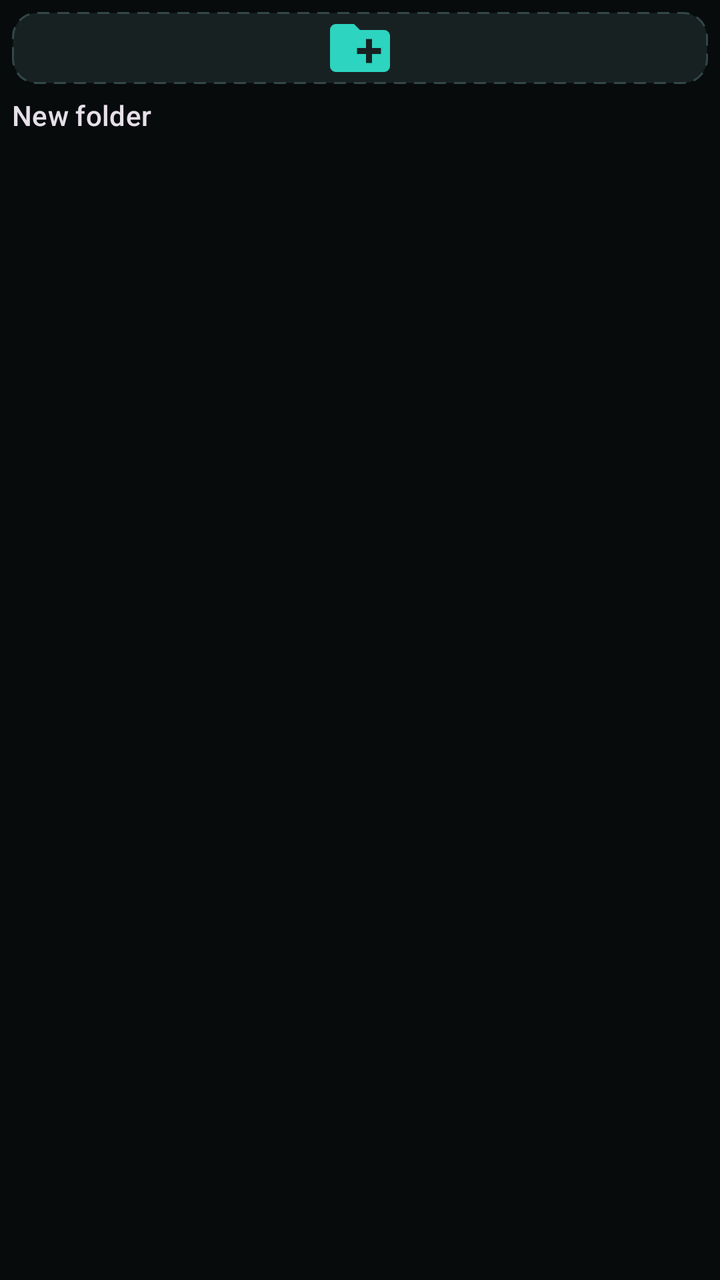
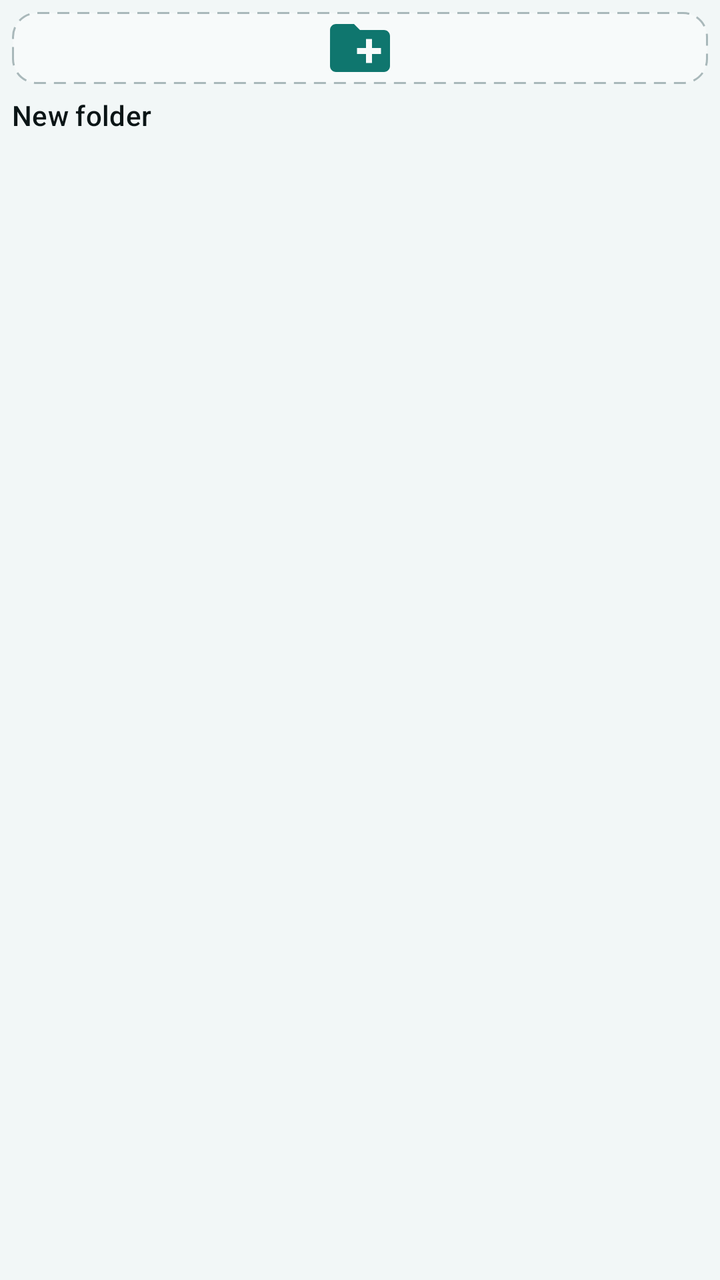

An Android layout rendered at two revisions. The XML below is the earlier revision; the diff shows what the commit changed to produce the second picture.
<!-- AndroidManifest.xml: application theme Theme.DocScanner -->
<!-- res/layout/item_new_folder.xml -->
<?xml version="1.0" encoding="utf-8"?>
<LinearLayout xmlns:android="http://schemas.android.com/apk/res/android"
    xmlns:app="http://schemas.android.com/apk/res-auto"
    android:layout_width="match_parent"
    android:layout_height="wrap_content"
    android:background="?attr/selectableItemBackgroundBorderless"
    android:contentDescription="@string/new_folder"
    android:orientation="vertical"
    android:padding="6dp">

    <FrameLayout
        android:id="@+id/box"
        android:layout_width="match_parent"
        android:layout_height="wrap_content"
        android:background="@drawable/bg_new_folder">

        <ImageView
            android:layout_width="36dp"
            android:layout_height="36dp"
            android:layout_gravity="center"
            android:importantForAccessibility="no"
            android:src="@drawable/ic_new_folder"
            app:tint="@color/accent" />
    </FrameLayout>

    <TextView
        android:layout_width="match_parent"
        android:layout_height="wrap_content"
        android:layout_marginTop="6dp"
        android:text="@string/new_folder"
        android:textAppearance="?attr/textAppearanceLabelLarge" />
</LinearLayout>
<!-- resources referenced by this layout -->
<resources>
  <color name="accent">#FF2DD4BF</color>
  <!-- drawable bg_new_folder (drawable) -->
  <?xml version="1.0" encoding="utf-8"?>
  <shape xmlns:android="http://schemas.android.com/apk/res/android"
      android:shape="rectangle">
      <solid android:color="@color/surface_high" />
      <stroke android:width="1dp" android:color="@color/outline" android:dashWidth="6dp" android:dashGap="4dp" />
      <corners android:radius="12dp" />
  </shape>
  <style name="Theme.DocScanner" parent="Theme.Material3.Dark.NoActionBar">
          <item name="colorPrimary">@color/accent</item>
          <item name="colorOnPrimary">@color/on_accent</item>
          <item name="colorPrimaryContainer">@color/accent_container</item>
          <item name="colorOnPrimaryContainer">@color/on_accent_container</item>
          <item name="colorSecondary">@color/accent</item>
          <item name="colorOnSecondary">@color/on_accent</item>
          <item name="colorSecondaryContainer">@color/accent_container</item>
          <item name="colorOnSecondaryContainer">@color/on_accent_container</item>
          <item name="colorTertiary">@color/accent_bright</item>
          <item name="colorOnTertiary">@color/on_accent</item>
          <item name="colorError">@color/error</item>
          <item name="colorOnError">@color/on_error</item>
  
          <item name="android:colorBackground">@color/background</item>
          <item name="colorOnBackground">@color/text_primary</item>
          <item name="colorSurface">@color/background</item>
          <item name="colorOnSurface">@color/text_primary</item>
          <item name="colorSurfaceVariant">@color/surface_highest</item>
          <item name="colorOnSurfaceVariant">@color/text_secondary</item>
          <item name="colorSurfaceContainerLowest">@color/surface_lowest</item>
          <item name="colorSurfaceContainerLow">@color/surface_low</item>
          <item name="colorSurfaceContainer">@color/surface</item>
          <item name="colorSurfaceContainerHigh">@color/surface_high</item>
          <item name="colorSurfaceContainerHighest">@color/surface_highest</item>
          <item name="colorSurfaceInverse">@color/text_primary</item>
          <item name="colorOnSurfaceInverse">@color/background</item>
          <item name="colorPrimaryInverse">@color/accent_container</item>
          <item name="colorOutline">@color/outline</item>
          <item name="colorOutlineVariant">@color/divider</item>
  
          <item name="android:windowBackground">@color/background</item>
          <item name="android:windowLightStatusBar">false</item>
          <item name="android:textColorHighlight">@color/accent_container</item>
  
          
          <item name="floatingActionButtonStyle">@style/Widget.DocScanner.Fab</item>
          <item name="extendedFloatingActionButtonStyle">@style/Widget.DocScanner.ExtendedFab</item>
          <item name="toolbarStyle">@style/Widget.DocScanner.Toolbar</item>
          <item name="bottomSheetDialogTheme">@style/ThemeOverlay.DocScanner.BottomSheet</item>
          <item name="snackbarStyle">@style/Widget.DocScanner.Snackbar</item>
          <item name="snackbarButtonStyle">@style/Widget.DocScanner.SnackbarButton</item>
          <item name="snackbarTextViewStyle">@style/Widget.DocScanner.SnackbarText</item>
      </style>
  <color name="surface_high">#FF182122</color>
  <color name="outline">#FF33474A</color>
  <color name="on_accent">#FF00201C</color>
  <color name="accent_container">#FF0C3A35</color>
  <color name="on_accent_container">#FF8FF3E4</color>
  <color name="accent_bright">#FF5EEAD4</color>
  <color name="error">#FFFF7A70</color>
  <color name="on_error">#FF2B0705</color>
  <color name="background">#FF080B0C</color>
  <color name="text_primary">#FFF2F7F7</color>
  <color name="surface_highest">#FF202B2C</color>
  <color name="text_secondary">#FF9BADAF</color>
  <color name="surface_lowest">#FF040606</color>
  <color name="surface_low">#FF0E1314</color>
  <color name="surface">#FF12191A</color>
  <color name="divider">#FF1A2425</color>
  <style name="Widget.DocScanner.Fab" parent="Widget.Material3.FloatingActionButton.Primary">
          <item name="backgroundTint">@color/accent</item>
          <item name="tint">@color/on_accent</item>
          <item name="rippleColor">@color/accent_bright</item>
      </style>
  <style name="Widget.DocScanner.ExtendedFab" parent="Widget.Material3.ExtendedFloatingActionButton.Icon.Primary">
          <item name="backgroundTint">@color/accent</item>
          <item name="android:textColor">@color/on_accent</item>
          <item name="iconTint">@color/on_accent</item>
          <item name="rippleColor">@color/accent_bright</item>
          <item name="shapeAppearanceOverlay">@style/ShapeAppearance.DocScanner.Circle</item>
      </style>
  <style name="Widget.DocScanner.Snackbar" parent="Widget.Material3.Snackbar">
          <item name="backgroundTint">@color/surface_highest</item>
          <item name="actionTextColorAlpha">1</item>
      </style>
  <style name="Widget.DocScanner.SnackbarButton" parent="Widget.Material3.Button.TextButton.Snackbar">
          <item name="android:textColor">@color/accent</item>
      </style>
  <style name="Widget.DocScanner.SnackbarText" parent="Widget.Material3.Snackbar.TextView">
          <item name="android:textColor">@color/text_primary</item>
      </style>
  <style name="ShapeAppearance.DocScanner.Circle" parent="">
          <item name="cornerFamily">rounded</item>
          <item name="cornerSize">50%</item>
      </style>
  <style name="TextAppearance.DocScanner.ToolbarTitle" parent="TextAppearance.Material3.TitleLarge">
          <item name="android:textStyle">bold</item>
          <item name="android:letterSpacing">-0.01</item>
      </style>
  <!-- unchanged entries left out for length: 4 -->
</resources>

<!-- the commit's change to res/layout/item_new_folder.xml (unified diff, before → after) -->
@@ -20,7 +20,7 @@
             android:layout_gravity="center"
             android:importantForAccessibility="no"
             android:src="@drawable/ic_new_folder"
-            app:tint="@color/accent" />
+            app:tint="?attr/colorPrimary" />
     </FrameLayout>
 
     <TextView
<!-- resource entries referenced after the edit -->
@@ -1,48 +1,65 @@
 <!-- resources referenced by this layout -->
 <resources>
-  <color name="accent">#FF2DD4BF</color>
   <!-- drawable bg_new_folder (drawable) -->
   <?xml version="1.0" encoding="utf-8"?>
   <shape xmlns:android="http://schemas.android.com/apk/res/android"
       android:shape="rectangle">
-      <solid android:color="@color/surface_high" />
-      <stroke android:width="1dp" android:color="@color/outline" android:dashWidth="6dp" android:dashGap="4dp" />
-      <corners android:radius="12dp" />
+      <solid android:color="?attr/colorSurfaceContainerHigh" />
+      <stroke android:width="1dp" android:color="?attr/colorOutline" android:dashWidth="6dp" android:dashGap="4dp" />
+      <corners android:radius="?attr/radiusContainer" />
   </shape>
-  <style name="Theme.DocScanner" parent="Theme.Material3.Dark.NoActionBar">
-          <item name="colorPrimary">@color/accent</item>
-          <item name="colorOnPrimary">@color/on_accent</item>
-          <item name="colorPrimaryContainer">@color/accent_container</item>
-          <item name="colorOnPrimaryContainer">@color/on_accent_container</item>
-          <item name="colorSecondary">@color/accent</item>
-          <item name="colorOnSecondary">@color/on_accent</item>
-          <item name="colorSecondaryContainer">@color/accent_container</item>
-          <item name="colorOnSecondaryContainer">@color/on_accent_container</item>
-          <item name="colorTertiary">@color/accent_bright</item>
-          <item name="colorOnTertiary">@color/on_accent</item>
-          <item name="colorError">@color/error</item>
-          <item name="colorOnError">@color/on_error</item>
+  <style name="Theme.DocScanner" parent="Theme.Material3.DayNight.NoActionBar">
+          
+          <item name="colorPrimary">@color/teal_accent</item>
+          <item name="colorOnPrimary">@color/teal_on_accent</item>
+          <item name="colorPrimaryContainer">@color/teal_accent_c</item>
+          <item name="colorOnPrimaryContainer">@color/teal_on_accent_c</item>
+          <item name="colorSecondary">@color/teal_accent</item>
+          <item name="colorOnSecondary">@color/teal_on_accent</item>
+          <item name="colorSecondaryContainer">@color/teal_accent_c</item>
+          <item name="colorOnSecondaryContainer">@color/teal_on_accent_c</item>
+          <item name="colorTertiary">@color/teal_accent_bright</item>
+          <item name="colorOnTertiary">@color/teal_on_accent</item>
+          <item name="colorError">@color/teal_error</item>
+          <item name="colorOnError">@color/teal_on_error</item>
+          <item name="android:colorBackground">@color/teal_bg</item>
+          <item name="colorOnBackground">@color/teal_text</item>
+          <item name="colorSurface">@color/teal_bg</item>
+          <item name="colorOnSurface">@color/teal_text</item>
+          <item name="colorSurfaceVariant">@color/teal_s_highest</item>
+          <item name="colorOnSurfaceVariant">@color/teal_text2</item>
+          <item name="colorTextMuted">@color/teal_text3</item>
+          <item name="colorSurfaceContainerLowest">@color/teal_s_lowest</item>
+          <item name="colorSurfaceContainerLow">@color/teal_s_low</item>
+          <item name="colorSurfaceContainer">@color/teal_s</item>
+          <item name="colorSurfaceContainerHigh">@color/teal_s_high</item>
+          <item name="colorSurfaceContainerHighest">@color/teal_s_highest</item>
+          <item name="colorSurfaceInverse">@color/teal_text</item>
+          <item name="colorOnSurfaceInverse">@color/teal_bg</item>
+          <item name="colorPrimaryInverse">@color/teal_accent_c</item>
+          <item name="colorOutline">@color/teal_outline</item>
+          <item name="colorOutlineVariant">@color/teal_divider</item>
+          <item name="android:textColorHighlight">@color/teal_accent_c</item>
+          <item name="android:textColorPrimary">@color/teal_text</item>
+          <item name="android:textColorSecondary">@color/teal_text2</item>
+          <item name="android:textColorTertiary">@color/teal_text3</item>
+          <item name="android:textColorHint">@color/teal_text3</item>
+          <item name="radiusInner">8dp</item>
+          <item name="radiusElement">12dp</item>
+          <item name="radiusContainer">12dp</item>
+          <item name="radiusPage">28dp</item>
+          <item name="radiusFull">999dp</item>
+          <item name="headingFont">sans-serif</item>
   
-          <item name="android:colorBackground">@color/background</item>
-          <item name="colorOnBackground">@color/text_primary</item>
-          <item name="colorSurface">@color/background</item>
-          <item name="colorOnSurface">@color/text_primary</item>
-          <item name="colorSurfaceVariant">@color/surface_highest</item>
-          <item name="colorOnSurfaceVariant">@color/text_secondary</item>
-          <item name="colorSurfaceContainerLowest">@color/surface_lowest</item>
-          <item name="colorSurfaceContainerLow">@color/surface_low</item>
-          <item name="colorSurfaceContainer">@color/surface</item>
-          <item name="colorSurfaceContainerHigh">@color/surface_high</item>
-          <item name="colorSurfaceContainerHighest">@color/surface_highest</item>
-          <item name="colorSurfaceInverse">@color/text_primary</item>
-          <item name="colorOnSurfaceInverse">@color/background</item>
-          <item name="colorPrimaryInverse">@color/accent_container</item>
-          <item name="colorOutline">@color/outline</item>
-          <item name="colorOutlineVariant">@color/divider</item>
+          
+          <item name="android:windowBackground">?android:attr/colorBackground</item>
   
-          <item name="android:windowBackground">@color/background</item>
-          <item name="android:windowLightStatusBar">false</item>
-          <item name="android:textColorHighlight">@color/accent_container</item>
+          
+          <item name="shapeAppearanceCornerExtraSmall">@style/ShapeAppearance.DocScanner.Inner</item>
+          <item name="shapeAppearanceCornerSmall">@style/ShapeAppearance.DocScanner.Element</item>
+          <item name="shapeAppearanceCornerMedium">@style/ShapeAppearance.DocScanner.Container</item>
+          <item name="shapeAppearanceCornerLarge">@style/ShapeAppearance.DocScanner.Container</item>
+          <item name="shapeAppearanceCornerExtraLarge">@style/ShapeAppearance.DocScanner.Page</item>
   
           
           <item name="floatingActionButtonStyle">@style/Widget.DocScanner.Fab</item>
@@ -53,51 +70,67 @@
           <item name="snackbarButtonStyle">@style/Widget.DocScanner.SnackbarButton</item>
           <item name="snackbarTextViewStyle">@style/Widget.DocScanner.SnackbarText</item>
       </style>
-  <color name="surface_high">#FF182122</color>
-  <color name="outline">#FF33474A</color>
-  <color name="on_accent">#FF00201C</color>
-  <color name="accent_container">#FF0C3A35</color>
-  <color name="on_accent_container">#FF8FF3E4</color>
-  <color name="accent_bright">#FF5EEAD4</color>
-  <color name="error">#FFFF7A70</color>
-  <color name="on_error">#FF2B0705</color>
-  <color name="background">#FF080B0C</color>
-  <color name="text_primary">#FFF2F7F7</color>
-  <color name="surface_highest">#FF202B2C</color>
-  <color name="text_secondary">#FF9BADAF</color>
-  <color name="surface_lowest">#FF040606</color>
-  <color name="surface_low">#FF0E1314</color>
-  <color name="surface">#FF12191A</color>
-  <color name="divider">#FF1A2425</color>
+  <color name="teal_accent">#FF0F766E</color>
+  <color name="teal_on_accent">#FFFFFFFF</color>
+  <color name="teal_accent_c">#FFCCEFEA</color>
+  <color name="teal_on_accent_c">#FF0B4F49</color>
+  <color name="teal_accent_bright">#FF14B8A6</color>
+  <color name="teal_error">#FFC9303A</color>
+  <color name="teal_on_error">#FFFFFFFF</color>
+  <color name="teal_bg">#FFF2F7F7</color>
+  <color name="teal_text">#FF0B1516</color>
+  <color name="teal_s_highest">#FFE3ECEC</color>
+  <color name="teal_text2">#FF4A5D5F</color>
+  <color name="teal_text3">#FF8A9A9C</color>
+  <color name="teal_s_lowest">#FFFFFFFF</color>
+  <color name="teal_s_low">#FFFFFFFF</color>
+  <color name="teal_s">#FFFFFFFF</color>
+  <color name="teal_s_high">#FFF7FAFA</color>
+  <color name="teal_outline">#FFA9B8BA</color>
+  <color name="teal_divider">#FFD5E0E1</color>
+  <style name="ShapeAppearance.DocScanner.Inner" parent="ShapeAppearance.Material3.Corner.ExtraSmall">
+          <item name="cornerSize">?attr/radiusInner</item>
+      </style>
+  <style name="ShapeAppearance.DocScanner.Element" parent="ShapeAppearance.Material3.Corner.Small">
+          <item name="cornerSize">?attr/radiusElement</item>
+      </style>
+  <style name="ShapeAppearance.DocScanner.Container" parent="ShapeAppearance.Material3.Corner.Medium">
+          <item name="cornerSize">?attr/radiusContainer</item>
+      </style>
+  <style name="ShapeAppearance.DocScanner.Page" parent="ShapeAppearance.Material3.Corner.ExtraLarge">
+          <item name="cornerSize">?attr/radiusPage</item>
+      </style>
   <style name="Widget.DocScanner.Fab" parent="Widget.Material3.FloatingActionButton.Primary">
-          <item name="backgroundTint">@color/accent</item>
-          <item name="tint">@color/on_accent</item>
-          <item name="rippleColor">@color/accent_bright</item>
+          <item name="backgroundTint">?attr/colorPrimary</item>
+          <item name="tint">?attr/colorOnPrimary</item>
+          <item name="rippleColor">?attr/colorTertiary</item>
       </style>
   <style name="Widget.DocScanner.ExtendedFab" parent="Widget.Material3.ExtendedFloatingActionButton.Icon.Primary">
-          <item name="backgroundTint">@color/accent</item>
-          <item name="android:textColor">@color/on_accent</item>
-          <item name="iconTint">@color/on_accent</item>
-          <item name="rippleColor">@color/accent_bright</item>
+          <item name="backgroundTint">?attr/colorPrimary</item>
+          <item name="android:textColor">?attr/colorOnPrimary</item>
+          <item name="iconTint">?attr/colorOnPrimary</item>
+          <item name="rippleColor">?attr/colorTertiary</item>
           <item name="shapeAppearanceOverlay">@style/ShapeAppearance.DocScanner.Circle</item>
       </style>
   <style name="Widget.DocScanner.Snackbar" parent="Widget.Material3.Snackbar">
-          <item name="backgroundTint">@color/surface_highest</item>
+          <item name="backgroundTint">?attr/colorSurfaceContainerHighest</item>
           <item name="actionTextColorAlpha">1</item>
       </style>
   <style name="Widget.DocScanner.SnackbarButton" parent="Widget.Material3.Button.TextButton.Snackbar">
-          <item name="android:textColor">@color/accent</item>
+          <item name="android:textColor">?attr/colorPrimary</item>
       </style>
   <style name="Widget.DocScanner.SnackbarText" parent="Widget.Material3.Snackbar.TextView">
-          <item name="android:textColor">@color/text_primary</item>
+          <item name="android:textColor">?attr/colorOnSurface</item>
       </style>
   <style name="ShapeAppearance.DocScanner.Circle" parent="">
           <item name="cornerFamily">rounded</item>
-          <item name="cornerSize">50%</item>
+          <item name="cornerSize">?attr/radiusFull</item>
       </style>
   <style name="TextAppearance.DocScanner.ToolbarTitle" parent="TextAppearance.Material3.TitleLarge">
           <item name="android:textStyle">bold</item>
           <item name="android:letterSpacing">-0.01</item>
+          <item name="android:fontFamily">?attr/headingFont</item>
+          <item name="fontFamily">?attr/headingFont</item>
       </style>
   <!-- unchanged entries left out for length: 4 -->
 </resources>
